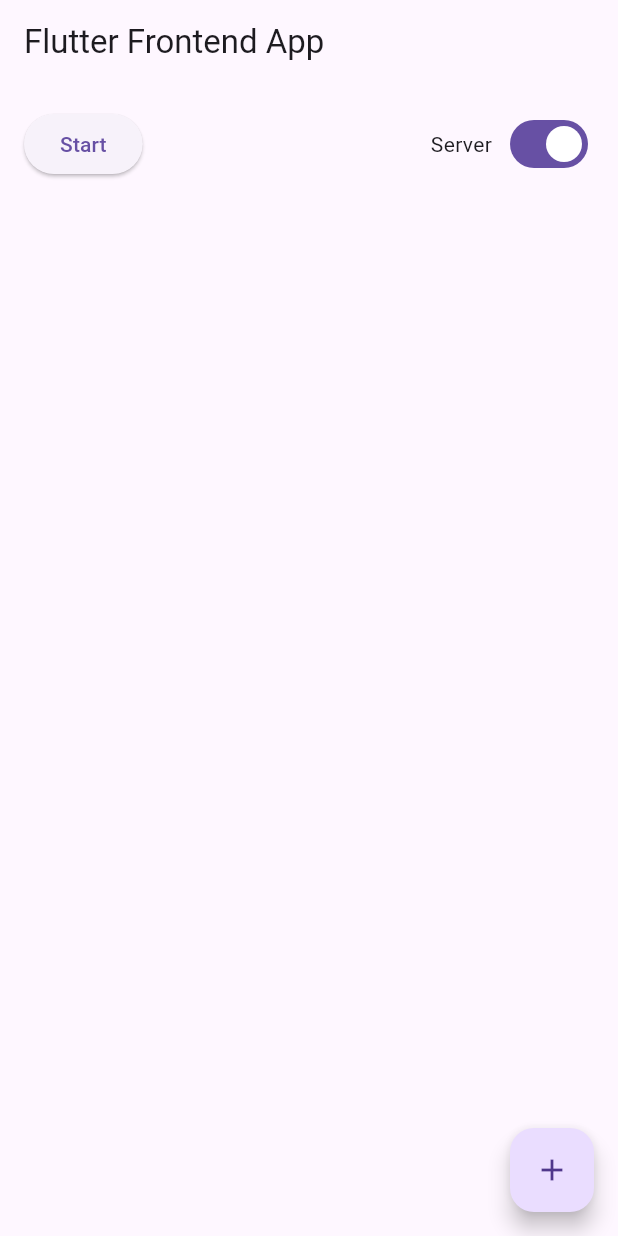
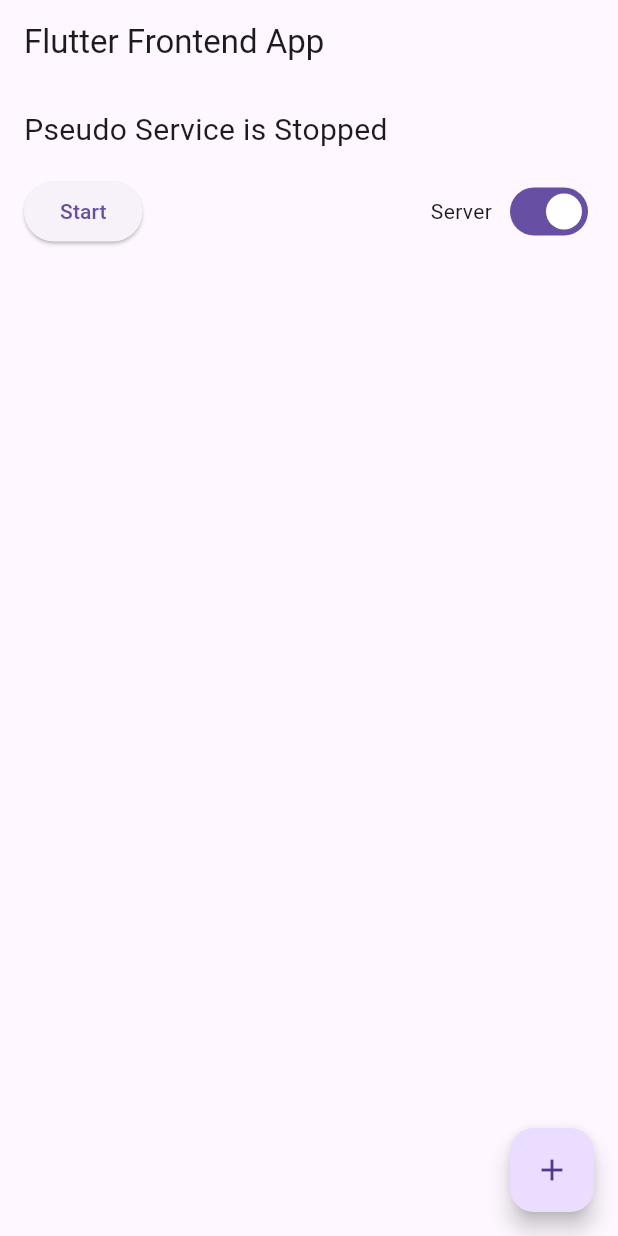
Before and after one commit to mk590901/ECG-Pseudo-Service, a Flutter app: the screen it shows after launch, on a phone screen of 412 x 824 dp. Run offline on Flutter 3.47's test engine with Material 3 defaults, Android fonts, the phone set to English and light mode, and no system bars; our stand-ins replace flutter_bloc, synchronized.

Commit message:
Start with create/destroy simulators

```diff
--- a/lib/ui_components/control_panel.dart
+++ b/lib/ui_components/control_panel.dart
@@ -13,7 +13,22 @@ class ControlPanel extends StatelessWidget {
       builder: (context, state) {
         return Padding(
           padding: const EdgeInsets.all(16.0),
-          child: Row(
+          child: Column(
+            children: [
+              Row(
+                mainAxisAlignment: MainAxisAlignment.spaceBetween,
+                children: [
+                  Text(
+                    state.isRunning
+                        ? 'Pseudo Service is Running'
+                        : 'Pseudo Service is Stopped',
+                    style: const TextStyle(fontSize: 20),
+                  ),
+                  //const Text('Count: 0'),
+                ],
+              ),
+              const SizedBox(height: 16),
+              Row(
                 mainAxisAlignment: MainAxisAlignment.spaceBetween,
                 children: [
                   ElevatedButton(
@@ -36,6 +51,8 @@ class ControlPanel extends StatelessWidget {
                   ),
                 ],
               ),
+            ],
+          ),
         );
       },
     );
```
Lines whose indentation alone changed are shown as unchanged.
